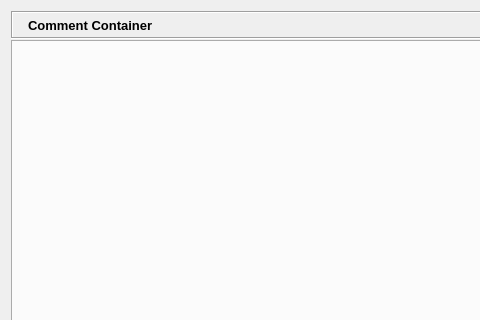
The window that retroshare-gui/src/gui/gxs/GxsCommentContainer.ui (RetroShare/RetroShare) describes before a commit, drawn with Qt 5; both pictures show x 0 to 480 and y 0 to 320 of the 726 by 557 pixel window.
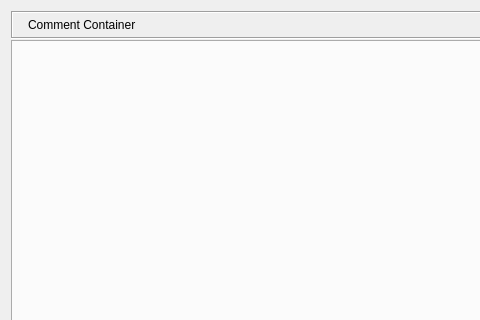
The same window after the commit. Icons and pictures are not drawn. Custom widgets are drawn as their Qt base class.

Commit message: Moved font size definitions from ui files to default qss. Added new base class StyledLabel to emulate the missing font-size by factor in qss.

```diff
--- a/retroshare-gui/src/gui/gxs/GxsCommentContainer.ui
+++ b/retroshare-gui/src/gui/gxs/GxsCommentContainer.ui
@@ -46,14 +46,7 @@
        </widget>
       </item>
       <item>
-       <widget class="QLabel" name="titleBarLabel">
-        <property name="font">
-         <font>
-          <pointsize>10</pointsize>
-          <weight>75</weight>
-          <bold>true</bold>
-         </font>
-        </property>
+       <widget class="StyledLabel" name="titleBarLabel">
         <property name="text">
          <string>Comment Container</string>
         </property>
@@ -94,6 +87,11 @@
    <header>gui/common/RSTabWidget.h</header>
    <container>1</container>
   </customwidget>
+  <customwidget>
+   <class>StyledLabel</class>
+   <extends>QLabel</extends>
+   <header>gui/common/StyledLabel.h</header>
+  </customwidget>
  </customwidgets>
  <resources>
   <include location="../Posted/Posted_images.qrc"/>
```
The commit also changes 41 other files.
